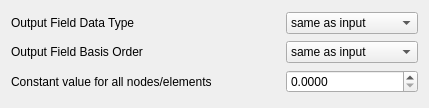
The window that src/Interface/Modules/Fields/SetFieldDataToConstantValue.ui (SCIInstitute/SCIRun) describes before a commit, drawn with Qt 5.
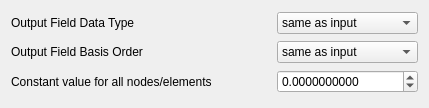
The same window after the commit.

What changed in the file:
```diff
--- a/src/Interface/Modules/Fields/SetFieldDataToConstantValue.ui
+++ b/src/Interface/Modules/Fields/SetFieldDataToConstantValue.ui
@@ -133,10 +133,13 @@
    <item row="2" column="2">
     <widget class="QDoubleSpinBox" name="valueSpinBox_">
      <property name="decimals">
-      <number>4</number>
+      <number>10</number>
+     </property>
+     <property name="minimum">
+      <double>-999999999.000000000000000</double>
      </property>
      <property name="maximum">
-      <double>1000000.000000000000000</double>
+      <double>999999999.000000000000000</double>
      </property>
      <property name="singleStep">
       <double>0.100000000000000</double>
```
